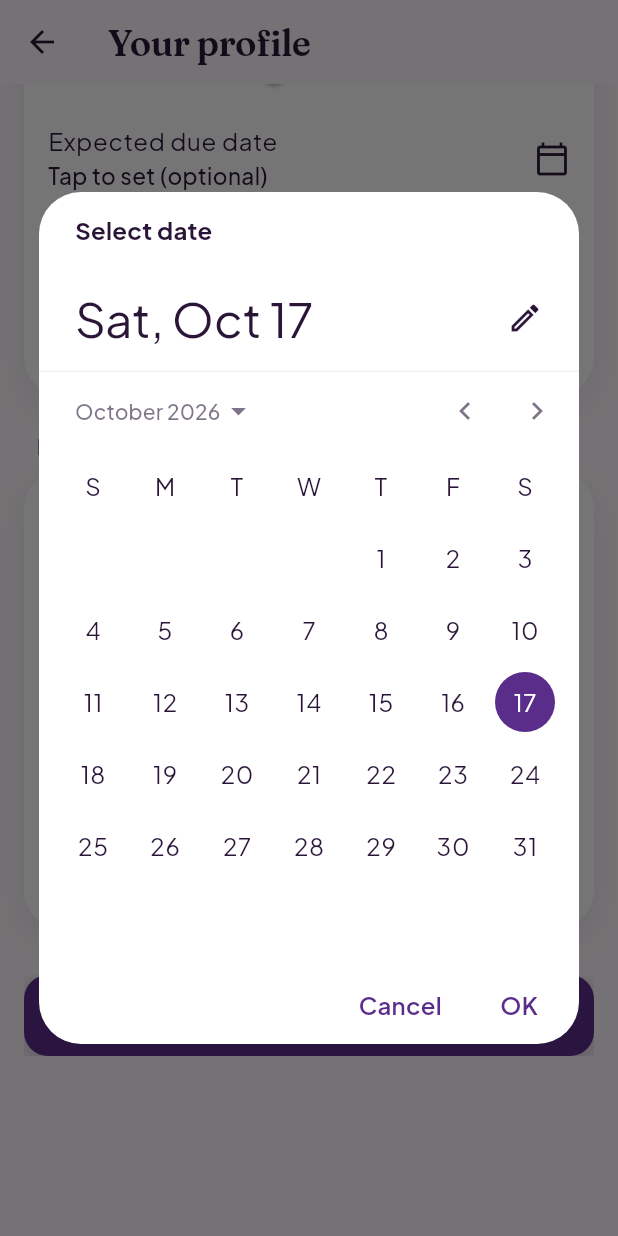
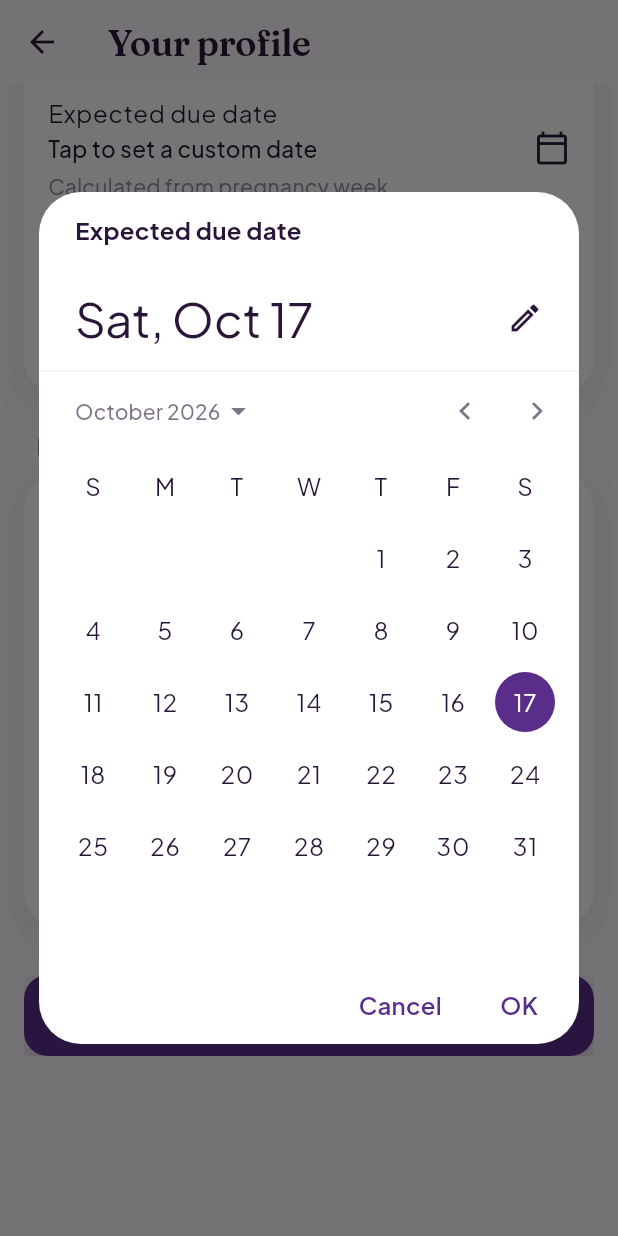
Before and after one commit to themobileprof/momlaunchpad-app, a Flutter app: the ProfileScreen screen opened directly, scrolled down 576 dp, after a tap on "Expected due date", on a phone screen of 412 x 824 dp. Run offline on Flutter 3.47's test engine with Material 3 defaults, Android fonts, the phone set to English and light mode, and no system bars; our stand-ins replace connectivity_plus, flutter_dotenv, flutter_riverpod, flutter_secure_storage, google_fonts, google_sign_in and 2 more; accounts and stored records are empty.

Commit message:
feat(onboarding, profile): add estimated due date display and improve due date handling logic; allow recalculation from pregnancy week and enhance UI feedback for due date settings

```diff
--- a/lib/screens/profile_screen.dart
+++ b/lib/screens/profile_screen.dart
@@ -3,6 +3,7 @@ import 'package:flutter_riverpod/flutter_riverpod.dart';
 import '../models/user_profile.dart';
 import '../providers/auth_provider.dart';
 import '../providers/profile_provider.dart';
+import '../utils/pregnancy_timing.dart';
 import '../services/api_service.dart';
 import '../theme/colors.dart';
 import '../theme/spacing.dart';
@@ -24,6 +25,7 @@ class _ProfileScreenState extends ConsumerState<ProfileScreen> {
 
   int _pregnancyWeek = 20;
   DateTime? _dueDate;
+  bool _dueDateManuallySet = false;
   bool? _isFirstPregnancy;
   String _language = 'en';
   String? _dietPreference;
@@ -61,23 +63,57 @@ class _ProfileScreenState extends ConsumerState<ProfileScreen> {
     _nameController.text = profile.name;
     _language = profile.language;
     _pregnancyWeek = profile.pregnancyWeek ?? 20;
-    _dueDate = profile.expectedDeliveryDate;
+    final storedDueDate = profile.expectedDeliveryDate;
+    if (storedDueDate != null &&
+        !PregnancyTiming.eddMatchesWeek(storedDueDate, _pregnancyWeek)) {
+      _dueDate = storedDueDate;
+      _dueDateManuallySet = true;
+    } else {
+      _dueDate = PregnancyTiming.eddFromWeek(_pregnancyWeek);
+      _dueDateManuallySet = false;
+    }
     _isFirstPregnancy = profile.isFirstPregnancy;
     _concernController.text = profile.primaryConcern ?? '';
     _dietPreference = profile.dietPreference ?? profile.diet ?? '';
   }
 
+  void _onPregnancyWeekChanged(int week) {
+    setState(() {
+      _pregnancyWeek = week;
+      _dueDateManuallySet = false;
+      _dueDate = PregnancyTiming.eddFromWeek(week);
+    });
+  }
+
   Future<void> _pickDueDate() async {
-    final initial = _dueDate ?? DateTime.now().add(const Duration(days: 140));
+    final today = DateTime.now();
+    final firstDate = PregnancyTiming.eddFromWeek(42, today);
+    final lastDate = PregnancyTiming.eddFromWeek(4, today);
+    var initialDate = _dueDate ?? PregnancyTiming.eddFromWeek(_pregnancyWeek, today);
+    if (initialDate.isBefore(firstDate)) initialDate = firstDate;
+    if (initialDate.isAfter(lastDate)) initialDate = lastDate;
+
     final picked = await showDatePicker(
       context: context,
-      initialDate: initial,
-      firstDate: DateTime.now(),
-      lastDate: DateTime.now().add(const Duration(days: 280)),
+      initialDate: initialDate,
+      firstDate: firstDate,
+      lastDate: lastDate,
+      helpText: 'Expected due date',
     );
-    if (picked != null) {
-      setState(() => _dueDate = picked);
+    if (picked != null && mounted) {
+      setState(() {
+        _dueDate = picked;
+        _dueDateManuallySet = true;
+        _pregnancyWeek = PregnancyTiming.weekFromEdd(picked);
+      });
     }
+  }
+
+  void _useWeekBasedDueDate() {
+    setState(() {
+      _dueDateManuallySet = false;
+      _dueDate = PregnancyTiming.eddFromWeek(_pregnancyWeek);
+    });
   }
 
   Future<void> _save() async {
@@ -89,8 +125,9 @@ class _ProfileScreenState extends ConsumerState<ProfileScreen> {
             ProfileSavePayload(
               name: _nameController.text.trim(),
               language: _language,
-              pregnancyWeek: _pregnancyWeek,
-              expectedDeliveryDate: _dueDate,
+              pregnancyWeek: _dueDateManuallySet ? null : _pregnancyWeek,
+              expectedDeliveryDate:
+                  _dueDateManuallySet ? _dueDate : null,
               isFirstPregnancy: _isFirstPregnancy,
               primaryConcern: _concernController.text.trim().isEmpty
                   ? null
@@ -217,21 +254,43 @@ class _ProfileScreenState extends ConsumerState<ProfileScreen> {
                           divisions: 38,
                           activeColor: AppColors.primaryPink,
                           onChanged: (value) {
-                            setState(() => _pregnancyWeek = value.round());
+                            _onPregnancyWeekChanged(value.round());
                           },
                         ),
                         ListTile(
                           contentPadding: EdgeInsets.zero,
                           title: const Text('Expected due date'),
-                          subtitle: Text(
-                            _dueDate == null
-                                ? 'Tap to set (optional)'
-                                : MaterialLocalizations.of(context)
-                                    .formatMediumDate(_dueDate!),
+                          subtitle: Column(
+                            crossAxisAlignment: CrossAxisAlignment.start,
+                            children: [
+                              Text(
+                                _dueDate == null
+                                    ? 'Tap to set a custom date'
+                                    : MaterialLocalizations.of(context)
+                                        .formatMediumDate(_dueDate!),
+                              ),
+                              const SizedBox(height: 4),
+                              Text(
+                                _dueDateManuallySet
+                                    ? 'Custom date · week adjusted to match'
+                                    : 'Calculated from pregnancy week',
+                                style: AppTypography.caption.copyWith(
+                                  color: AppColors.textLight,
+                                ),
+                              ),
+                            ],
                           ),
                           trailing: const Icon(Icons.calendar_today_outlined),
                           onTap: _pickDueDate,
                         ),
+                        if (_dueDateManuallySet)
+                          Align(
+                            alignment: Alignment.centerLeft,
+                            child: TextButton(
+                              onPressed: _useWeekBasedDueDate,
+                              child: const Text('Recalculate from week'),
+                            ),
+                          ),
                         const Divider(),
                         Text(
                           'First pregnancy?',
--- /dev/null
+++ b/lib/utils/pregnancy_timing.dart
@@ -0,0 +1,34 @@
+/// Gestational timing helpers matching backend `internal/profile/pregnancy.go`.
+class PregnancyTiming {
+  PregnancyTiming._();
+
+  static const fullTermWeeks = 40;
+
+  /// Expected delivery date from current gestational week.
+  static DateTime eddFromWeek(int week, [DateTime? now]) {
+    final today = _dateOnly(now ?? DateTime.now());
+    final clamped = week.clamp(1, 42);
+    final weeksRemaining = fullTermWeeks - clamped;
+    return today.add(Duration(days: weeksRemaining * 7));
+  }
+
+  /// Gestational week estimated from expected delivery date.
+  static int weekFromEdd(DateTime edd, [DateTime? now]) {
+    final today = _dateOnly(now ?? DateTime.now());
+    final due = _dateOnly(edd);
+    final daysUntil = due.difference(today).inDays;
+    final weeksRemaining = daysUntil ~/ 7;
+    final week = fullTermWeeks - weeksRemaining;
+    return week.clamp(1, 42);
+  }
+
+  /// True when [edd] matches what [week] would produce (same calendar day).
+  static bool eddMatchesWeek(DateTime edd, int week, [DateTime? now]) {
+    final expected = eddFromWeek(week, now);
+    return _dateOnly(expected) == _dateOnly(edd);
+  }
+
+  static DateTime _dateOnly(DateTime value) {
+    return DateTime(value.year, value.month, value.day);
+  }
+}
```
Also changed, not shown: lib/screens/onboarding_screen.dart (+11 -0 lines).
